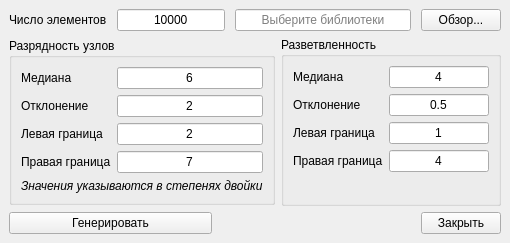
This is app/gui/generatorwindow.ui in olerapx/VLSI-Designer as Qt 5 draws it before an edit. The edited form follows.
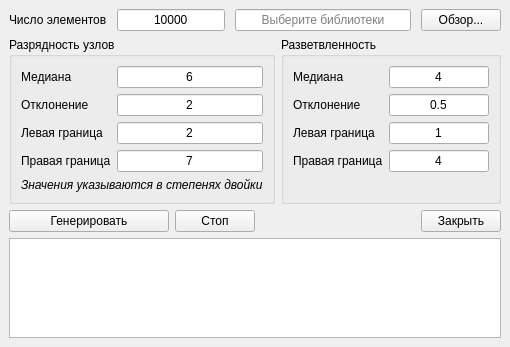
This is the edited form.

Patch:
```diff
--- a/app/gui/generatorwindow.ui
+++ b/app/gui/generatorwindow.ui
@@ -7,7 +7,7 @@
     <x>0</x>
     <y>0</y>
     <width>510</width>
-    <height>243</height>
+    <height>344</height>
    </rect>
   </property>
   <property name="sizePolicy">
@@ -350,6 +350,13 @@
         </property>
        </widget>
       </item>
+      <item>
+       <widget class="QPushButton" name="stopButton">
+        <property name="text">
+         <string>Стоп</string>
+        </property>
+       </widget>
+      </item>
       <item>
        <spacer name="horizontalSpacer">
         <property name="orientation">
@@ -378,6 +385,19 @@
       </item>
      </layout>
     </item>
+    <item>
+     <widget class="QTextBrowser" name="textBrowser">
+      <property name="maximumSize">
+       <size>
+        <width>16777215</width>
+        <height>100</height>
+       </size>
+      </property>
+      <property name="lineWrapMode">
+       <enum>QTextEdit::NoWrap</enum>
+      </property>
+     </widget>
+    </item>
    </layout>
   </widget>
  </widget>
```
